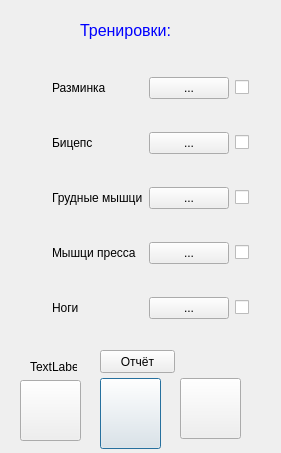
ArtemMinder/A-Fit, file homeform.ui: the form before one commit.
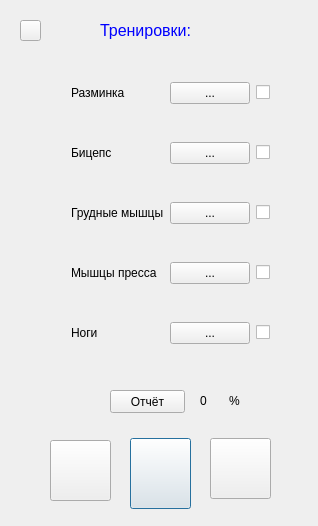
The form after the commit. The open tabs and pages were chosen to show the change. Icons and pictures are not drawn.

```diff
--- a/homeform.ui
+++ b/homeform.ui
@@ -6,8 +6,8 @@
    <rect>
     <x>0</x>
     <y>0</y>
-    <width>281</width>
-    <height>453</height>
+    <width>318</width>
+    <height>526</height>
    </rect>
   </property>
   <property name="windowTitle">
@@ -16,8 +16,8 @@
   <widget class="QPushButton" name="train">
    <property name="geometry">
     <rect>
-     <x>100</x>
-     <y>378</y>
+     <x>130</x>
+     <y>438</y>
      <width>61</width>
      <height>71</height>
     </rect>
@@ -32,8 +32,8 @@
   <widget class="QPushButton" name="graph_2">
    <property name="geometry">
     <rect>
-     <x>180</x>
-     <y>378</y>
+     <x>210</x>
+     <y>438</y>
      <width>61</width>
      <height>61</height>
     </rect>
@@ -48,8 +48,8 @@
   <widget class="QPushButton" name="home">
    <property name="geometry">
     <rect>
-     <x>20</x>
-     <y>380</y>
+     <x>50</x>
+     <y>440</y>
      <width>61</width>
      <height>61</height>
     </rect>
@@ -67,10 +67,10 @@
   <widget class="QStackedWidget" name="stackedWidget">
    <property name="geometry">
     <rect>
-     <x>0</x>
+     <x>-10</x>
      <y>0</y>
-     <width>271</width>
-     <height>381</height>
+     <width>331</width>
+     <height>421</height>
     </rect>
    </property>
    <property name="currentIndex">
@@ -235,8 +235,8 @@
       <rect>
        <x>20</x>
        <y>50</y>
-       <width>240</width>
-       <height>299</height>
+       <width>301</width>
+       <height>331</height>
       </rect>
      </property>
      <layout class="QGridLayout" name="gridLayout_6">
@@ -291,7 +291,7 @@
       <item row="2" column="1">
        <widget class="QLabel" name="label_12">
         <property name="text">
-         <string>Грудные мышци</string>
+         <string>Грудные мышцы</string>
         </property>
        </widget>
       </item>
@@ -329,7 +329,7 @@
       <item row="3" column="1">
        <widget class="QLabel" name="label_13">
         <property name="text">
-         <string>Мышци пресса</string>
+         <string>Мышцы пресса</string>
         </property>
        </widget>
       </item>
@@ -413,7 +413,7 @@
     <widget class="QLabel" name="tr">
      <property name="geometry">
       <rect>
-       <x>80</x>
+       <x>110</x>
        <y>20</y>
        <width>101</width>
        <height>21</height>
@@ -426,8 +426,8 @@
     <widget class="QPushButton" name="reportButton">
      <property name="geometry">
       <rect>
-       <x>100</x>
-       <y>350</y>
+       <x>120</x>
+       <y>390</y>
        <width>75</width>
        <height>23</height>
       </rect>
@@ -436,17 +436,47 @@
       <string>Отчёт</string>
      </property>
     </widget>
-    <widget class="QLabel" name="label_45">
+    <widget class="QWidget" name="horizontalLayoutWidget">
+     <property name="geometry">
+      <rect>
+       <x>210</x>
+       <y>390</y>
+       <width>51</width>
+       <height>21</height>
+      </rect>
+     </property>
+     <layout class="QHBoxLayout" name="horizontalLayout_6">
+      <item>
+       <widget class="QLabel" name="label_45">
+        <property name="text">
+         <string>0</string>
+        </property>
+       </widget>
+      </item>
+      <item>
+       <widget class="QLabel" name="label_2">
+        <property name="text">
+         <string>%</string>
+        </property>
+       </widget>
+      </item>
+     </layout>
+    </widget>
+    <widget class="QPushButton" name="resetButton">
      <property name="geometry">
       <rect>
        <x>30</x>
-       <y>360</y>
-       <width>47</width>
-       <height>13</height>
+       <y>20</y>
+       <width>21</width>
+       <height>21</height>
       </rect>
      </property>
+     <property name="styleSheet">
+      <string notr="true">
+border-image: url(:/images/refresh.png);</string>
+     </property>
      <property name="text">
-      <string>TextLabel</string>
+      <string/>
      </property>
     </widget>
    </widget>
```
Left out of the diff: 54 changed lines with no effect on the pictures.
